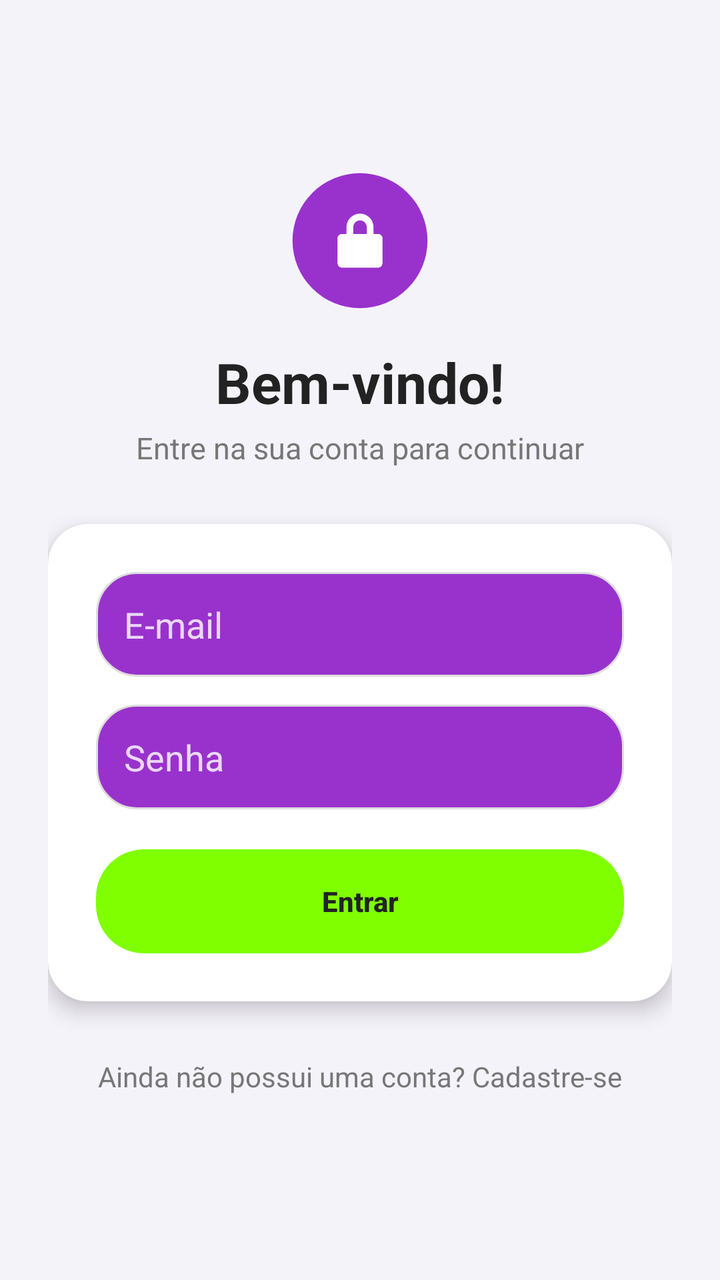
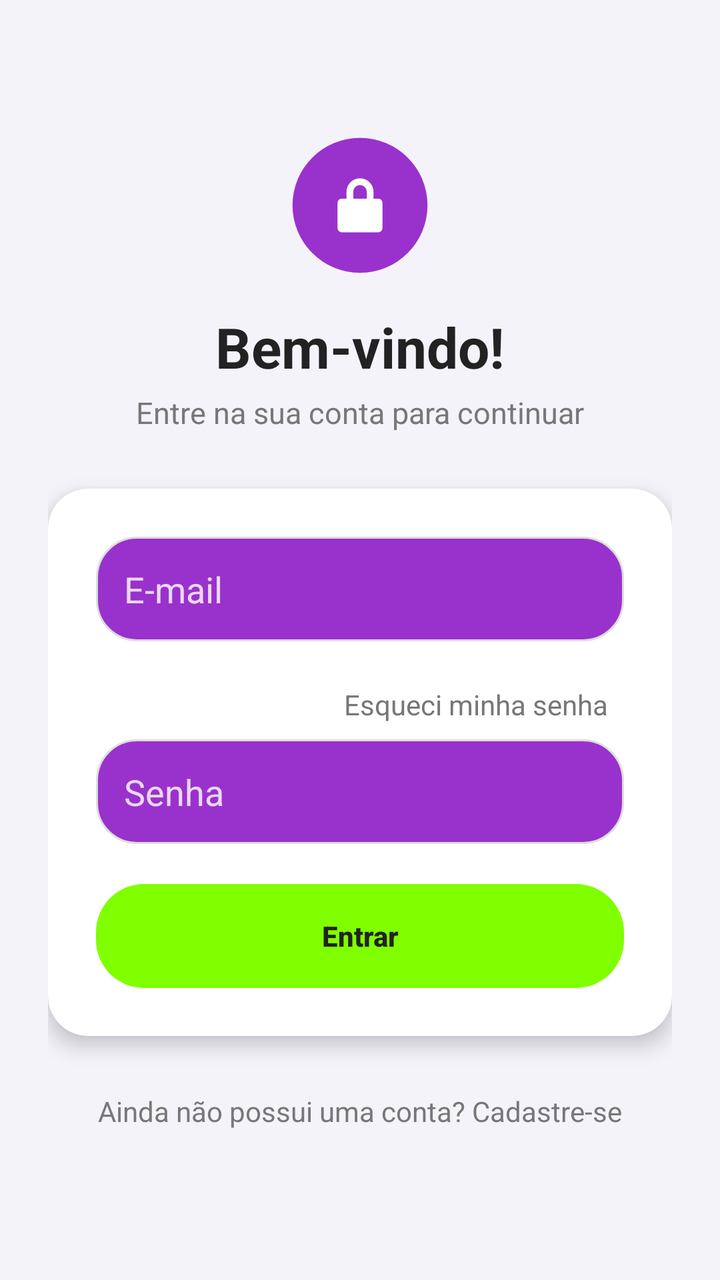

Compare the two renders of this Android layout. The source of the first and the diff that turns it into the second are given below.
<!-- AndroidManifest.xml: application theme Theme.LoginFirebase -->
<!-- res/layout/activity_login.xml -->
<?xml version="1.0" encoding="utf-8"?>
<ScrollView xmlns:android="http://schemas.android.com/apk/res/android"
    xmlns:app="http://schemas.android.com/apk/res-auto"
    android:layout_width="match_parent"
    android:layout_height="match_parent"
    android:background="@color/screen_background"
    android:fillViewport="true">

    <LinearLayout
        android:layout_width="match_parent"
        android:layout_height="match_parent"
        android:orientation="vertical"
        android:gravity="center"
        android:padding="24dp">

        <ImageView
            android:layout_width="72dp"
            android:layout_height="72dp"
            android:layout_marginBottom="16dp"
            android:contentDescription="@string/app_name"
            android:src="@drawable/ic_lock_circle" />

        <TextView
            android:layout_width="wrap_content"
            android:layout_height="wrap_content"
            android:text="@string/login_title"
            android:textSize="28sp"
            android:textStyle="bold"
            android:textColor="@color/text_title"
            android:layout_marginBottom="4dp" />

        <TextView
            android:layout_width="wrap_content"
            android:layout_height="wrap_content"
            android:text="@string/login_subtitle"
            android:textSize="15sp"
            android:textColor="@color/text_subtitle"
            android:layout_marginBottom="28dp" />

        <com.google.android.material.card.MaterialCardView
            android:layout_width="match_parent"
            android:layout_height="wrap_content"
            app:cardCornerRadius="20dp"
            app:cardElevation="6dp"
            app:cardBackgroundColor="@color/white">

            <LinearLayout
                android:layout_width="match_parent"
                android:layout_height="wrap_content"
                android:orientation="vertical"
                android:padding="24dp">

                <EditText
                    android:id="@+id/editEmail"
                    android:layout_width="match_parent"
                    android:layout_height="wrap_content"
                    android:background="@drawable/edittext_background"
                    android:hint="@string/hint_email"
                    android:textColor="@color/white"
                    android:textColorHint="@color/hint_on_purple"
                    android:inputType="textEmailAddress"
                    android:padding="14dp"
                    android:layout_marginBottom="14dp"
                    android:autofillHints="emailAddress" />

                <EditText
                    android:id="@+id/editSenha"
                    android:layout_width="match_parent"
                    android:layout_height="wrap_content"
                    android:background="@drawable/edittext_background"
                    android:hint="@string/hint_senha"
                    android:textColor="@color/white"
                    android:textColorHint="@color/hint_on_purple"
                    android:inputType="textPassword"
                    android:padding="14dp"
                    android:layout_marginBottom="20dp"
                    android:autofillHints="password" />

                <Button
                    android:id="@+id/btnLogin"
                    android:layout_width="match_parent"
                    android:layout_height="52dp"
                    android:background="@drawable/button_login_background"
                    android:text="@string/btn_entrar"
                    android:textColor="@color/text_title"
                    android:textStyle="bold"
                    android:textAllCaps="false"
                    android:elevation="0dp"
                    android:stateListAnimator="@null" />

                <ProgressBar
                    android:id="@+id/progressBar"
                    android:layout_width="wrap_content"
                    android:layout_height="wrap_content"
                    android:layout_marginTop="16dp"
                    android:layout_gravity="center"
                    android:visibility="gone" />

            </LinearLayout>

        </com.google.android.material.card.MaterialCardView>

        <TextView
            android:id="@+id/txtCadastro"
            android:layout_width="wrap_content"
            android:layout_height="wrap_content"
            android:text="@string/txt_cadastro"
            android:textSize="14sp"
            android:textColor="@color/text_subtitle"
            android:padding="8dp"
            android:layout_marginTop="20dp"
            android:clickable="true"
            android:focusable="true" />

    </LinearLayout>

</ScrollView>
<!-- resources referenced by this layout -->
<resources>
  <color name="hint_on_purple">#EAD8F5</color>
  <color name="screen_background">#F5F3FA</color>
  <color name="text_subtitle">#777777</color>
  <color name="text_title">#222222</color>
  <color name="white">#FFFFFFFF</color>
  <!-- drawable button_login_background (drawable) -->
  <?xml version="1.0" encoding="utf-8"?>
  <ripple xmlns:android="http://schemas.android.com/apk/res/android"
      android:color="@color/text_title">
  
      <item>
          <shape android:shape="rectangle">
              <solid android:color="@color/login_button" />
              <corners android:radius="24dp" />
          </shape>
      </item>
  
  </ripple>
  <!-- drawable edittext_background (drawable) -->
  <?xml version="1.0" encoding="utf-8"?>
  <shape xmlns:android="http://schemas.android.com/apk/res/android"
      android:shape="rectangle">
  
      <solid android:color="@color/login_field_bg" />
  
      <corners android:radius="20dp" />
  
      <stroke
          android:width="1dp"
          android:color="@color/login_field_stroke" />
  
      <padding
          android:left="16dp"
          android:right="16dp"
          android:top="4dp"
          android:bottom="4dp" />
  
  </shape>
  <!-- drawable ic_lock_circle (drawable) -->
  <?xml version="1.0" encoding="utf-8"?>
  <vector xmlns:android="http://schemas.android.com/apk/res/android"
      android:width="64dp"
      android:height="64dp"
      android:viewportWidth="64"
      android:viewportHeight="64">
  
      <path
          android:pathData="M32,2 A30,30 0 1,0 32,62 A30,30 0 1,0 32,2 Z"
          android:fillColor="@color/login_field_bg" />
  
      <path
          android:pathData="M32,20 C28.7,20 26,22.7 26,26 L26,29 L24,29 C22.9,29 22,29.9 22,31 L22,42 C22,43.1 22.9,44 24,44 L40,44 C41.1,44 42,43.1 42,42 L42,31 C42,29.9 41.1,29 40,29 L38,29 L38,26 C38,22.7 35.3,20 32,20 Z M32,23 C33.66,23 35,24.34 35,26 L35,29 L29,29 L29,26 C29,24.34 30.34,23 32,23 Z"
          android:fillColor="@color/white" />
  
  </vector>
  <string name="app_name">loginFirebase</string>
  <string name="btn_entrar">Entrar</string>
  <string name="hint_email">E-mail</string>
  <string name="hint_senha">Senha</string>
  <string name="login_subtitle">Entre na sua conta para continuar</string>
  <string name="login_title">Bem-vindo!</string>
  <string name="txt_cadastro">Ainda não possui uma conta? Cadastre-se</string>
  <style name="Theme.LoginFirebase" parent="Theme.MaterialComponents.DayNight.NoActionBar">
          
          <item name="colorPrimary">@color/login_field_bg</item>
          <item name="colorPrimaryVariant">@color/login_field_bg</item>
          <item name="colorOnPrimary">@color/white</item>
          
          <item name="colorSecondary">@color/login_button</item>
          <item name="colorSecondaryVariant">@color/login_button</item>
          <item name="colorOnSecondary">@color/text_title</item>
          
          <item name="android:statusBarColor">@color/login_field_bg</item>
          <item name="android:windowBackground">@color/screen_background</item>
      </style>
  <color name="login_button">#7FFF00</color>
  <color name="login_field_bg">#9932CC</color>
  <color name="login_field_stroke">#DDDDDD</color>
</resources>

<!-- the commit's change to res/layout/activity_login.xml (unified diff, before → after) -->
@@ -63,6 +63,18 @@
                     android:layout_marginBottom="14dp"
                     android:autofillHints="emailAddress" />
 
+                <TextView
+                    android:id="@+id/txtRecuperarSenha"
+                    android:layout_width="wrap_content"
+                    android:layout_height="wrap_content"
+                    android:text="Esqueci minha senha"
+                    android:textColor="@color/text_subtitle"
+                    android:padding="8dp"
+                    android:layout_gravity="end"
+                    android:clickable="true"
+                    android:focusable="true" />
+
+
                 <EditText
                     android:id="@+id/editSenha"
                     android:layout_width="match_parent"
